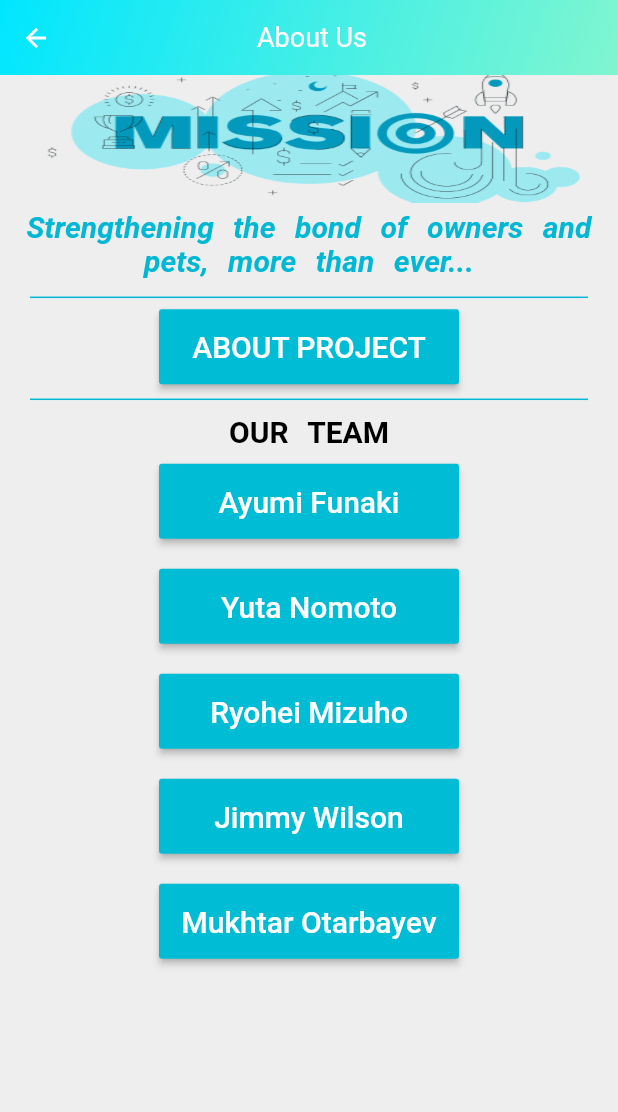
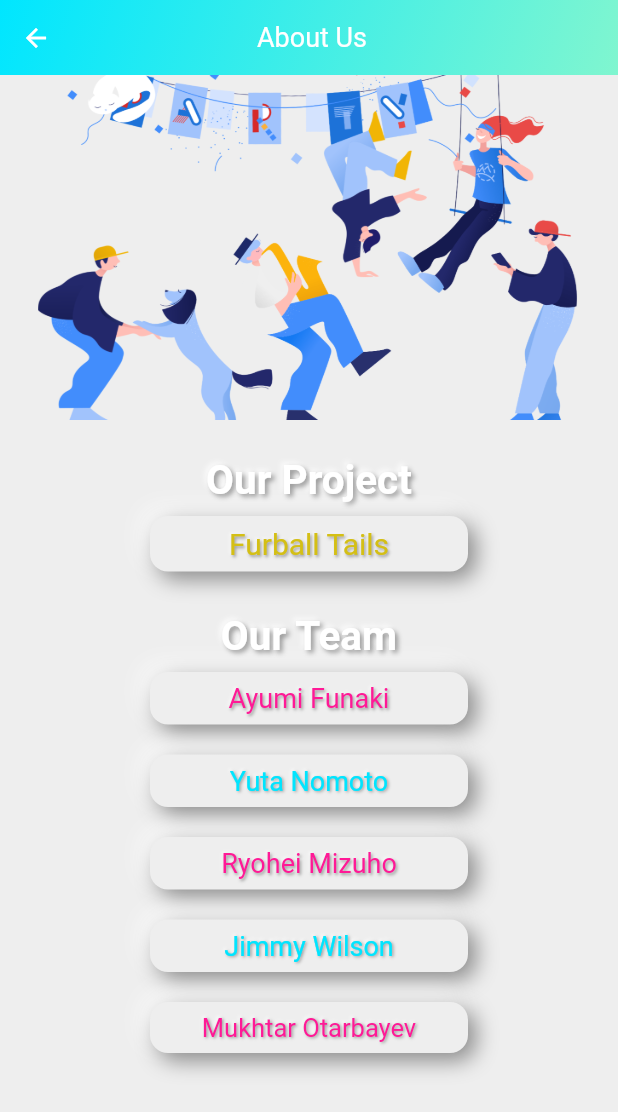
Before and after one commit to Furball-Tales/furball-tales, a Flutter app: the Profile screen opened directly, after a tap on "About Us", on a phone screen of 412 x 824 dp. Shown: the top 1112 px of the screen. Run offline on Flutter 3.47's test engine with Material 2 defaults, Android fonts, the phone set to English and light mode, and no system bars; drawn by our look-alikes of flutter_neumorphic; our stand-ins replace firebase_auth, firebase_database, firebase_storage, flutter_datetime_picker, google_sign_in, image_picker and 2 more; accounts and stored records are empty; network calls fail.

Commit message:
completed about page

```diff
--- a/furballTalesApp/lib/frontend_settings.dart
+++ b/furballTalesApp/lib/frontend_settings.dart
@@ -1,3 +1,6 @@
+import 'package:flutter/material.dart';
+import 'package:flutter_neumorphic/flutter_neumorphic.dart';
+
 class NeumorphicCardSettings {
   //Color Settings
   static int accentBlue = 0xff00E5FF;
@@ -22,3 +25,48 @@ class NeumorphicButtonSettings {
   static double buttonDepth = 10;
   static double buttonSurfaceIntensity = 0.0;
 }
+
+class BuildButton {
+  Widget buildButton({
+    String text,
+    int color,
+    VoidCallback onClick,
+    double bottom = 27.0,
+    double fontSize = 20,
+  }) {
+    return NeumorphicButton(
+      margin: EdgeInsets.only(bottom: bottom),
+      padding: EdgeInsets.symmetric(
+        vertical: 7,
+        horizontal: 24,
+      ),
+      style: NeumorphicStyle(
+          boxShape: NeumorphicBoxShape.roundRect(
+            BorderRadius.circular(12),
+          ),
+          border: NeumorphicBorder(
+            isEnabled: false,
+            width: 0.1,
+          ),
+          shape: NeumorphicShape.convex,
+          depth: NeumorphicButtonSettings.buttonDepth,
+          intensity: NeumorphicButtonSettings.buttonIntensity,
+          surfaceIntensity: NeumorphicButtonSettings.buttonSurfaceIntensity,
+          color: Color(NeumorphicCardSettings.baseColor)),
+      child: Center(
+        child: NeumorphicText(
+          text,
+          style: NeumorphicStyle(
+            depth: 2, //customize depth here
+            color: Color(color), //customize color here
+          ),
+          textStyle: NeumorphicTextStyle(
+            fontSize: fontSize, //customize size here
+            // AND others usual text style properties (fontFamily, fontWeight, ...)
+          ),
+        ),
+      ),
+      onPressed: onClick,
+    );
+  }
+}
--- a/furballTalesApp/lib/profile/about.dart
+++ b/furballTalesApp/lib/profile/about.dart
@@ -3,8 +3,31 @@ import 'package:furballTalesApp/profile/project_details.dart';
 import 'team.dart';
 import '../app_bar.dart';
 import '../frontend_settings.dart';
+import 'package:flutter_neumorphic/flutter_neumorphic.dart';
 
 var baseColor = NeumorphicCardSettings.baseColor;
+var accentBlue = NeumorphicCardSettings.accentBlue;
+var accentPink = NeumorphicCardSettings.accentPink;
+var accentYellow = NeumorphicCardSettings.accentYellow;
+var accentGold = NeumorphicCardSettings.accentGold;
+
+void main() => runApp(MyApp());
+
+class MyApp extends StatelessWidget {
+  // This widget is the root of your application.
+  @override
+  Widget build(BuildContext context) {
+    return NeumorphicApp(
+      debugShowCheckedModeBanner: false,
+      themeMode: ThemeMode.light,
+      title: 'Flutter Neumorphic',
+      home: About(),
+    );
+  }
+}
+
+_buildButton({String text, int color, VoidCallback onClick}) =>
+    BuildButton().buildButton;
 
 class About extends StatelessWidget {
   @override
@@ -14,172 +37,143 @@ class About extends StatelessWidget {
         "About Us",
         true,
       ),
-      // appBar: AppBar(
-      //   title: Text(
-      //     'About FurBallTales',
-      //     style: TextStyle(
-      //         fontWeight: FontWeight.bold, letterSpacing: 1.5, fontSize: 25),
-      //   ),
-      //   centerTitle: true,
-      //   backgroundColor: Colors.cyanAccent[400],
-      //   leading: GestureDetector(
-      //       onTap: () {
-      //         Navigator.pop(context);
-      //       },
-      //       child: Icon(
-      //         Icons.arrow_back,
-      //       )),
-      // ),
       backgroundColor: Color(baseColor),
-      body: ListView(
-        //padding: const EdgeInsets.all(1),
+      body: NeumorphicTheme(
+        child: Column(
           children: <Widget>[
-          Container(
-            height: 85,
-            width: 30,
+            Padding(
+              padding: const EdgeInsets.only(left: 25, right: 25, bottom: 24),
+              child: Container(
+                height: 230,
                 decoration: BoxDecoration(
                   image: DecorationImage(
-                image: AssetImage('assets/mission.png'),
-                fit: BoxFit.fill,
+                    image: AssetImage('assets/about_us.png'),
+                    fit: BoxFit.fitWidth,
                   ),
-              // shape: BoxShape.circle,
+                ),
               ),
             ),
             Center(
-              heightFactor: 1.2,
-              child: Text(
-                'Strengthening the bond of owners and pets, more than ever...',
-                textAlign: TextAlign.center,
-                style: TextStyle(
-                  fontSize: 20.0,
-                  fontStyle: FontStyle.italic,
-                  fontWeight: FontWeight.bold,
-                  color: Colors.cyanAccent[700],
-                  wordSpacing: 8,
+              child: Padding(
+                padding: const EdgeInsets.only(
+                  right: 100,
+                  left: 100,
                 ),
-              )),
-          Divider(
-            color: Colors.cyanAccent[700],
-            thickness: 1,
-            indent: 20,
-            endIndent: 20,
+                child: Column(
+                  children: [
+                    Padding(
+                      padding: const EdgeInsets.only(bottom: 8.0),
+                      child: NeumorphicText(
+                        "Our Project",
+                        style: NeumorphicStyle(
+                          depth: 4, //customize depth here
+                          color: Colors.white, //customize color here
+                        ),
+                        textStyle: NeumorphicTextStyle(
+                            fontSize: 27,
+                            fontWeight: FontWeight.bold //customize size here
+                            // AND others usual text style properties (fontFamily, fontWeight, ...)
+                            ),
+                      ),
+                    ),
+                    _buildButton()(
+                      text: "Furball Tails",
+                      color: accentGold,
+                      onClick: () {
+                        Navigator.of(context)
+                            .push(MaterialPageRoute(builder: (context) {
+                          return ProjectDet();
+                        }));
+                      },
+                    ),
+                  ],
+                ),
+              ),
             ),
             Center(
-              child: Container(
-                  width: 200.0,
-                  height: 50.0,
-                  child: RaisedButton(
-                    child: Text('About Project'.toUpperCase(),
-                        style: TextStyle(fontSize: 20.0)),
-                    onPressed: () {
-                      Navigator.push(
-                          context,
-                          MaterialPageRoute(
-                              builder: (context) => ProjectDet()));
-                    },
-                    color: Colors.cyan,
-                    textColor: Colors.white,
-                    splashColor: Colors.grey,
-                    padding: EdgeInsets.fromLTRB(10, 10, 10, 10),
-                  ))),
-          Divider(
-            height: 20,
-            color: Colors.cyanAccent[700],
-            thickness: 1,
-            indent: 20,
-            endIndent: 20,
+              child: Padding(
+                padding: const EdgeInsets.only(
+                  right: 100,
+                  left: 100,
                 ),
-          Center(
-              child: Column(children: <Widget>[
-            Text(
-              'Our Team'.toUpperCase(),
-              textAlign: TextAlign.center,
-              style: TextStyle(
-                fontSize: 20.0,
-                fontWeight: FontWeight.bold,
-                color: Colors.black,
-                wordSpacing: 8,
+                child: Column(
+                  children: <Widget>[
+                    Padding(
+                      padding: const EdgeInsets.only(bottom: 8.0),
+                      child: NeumorphicText(
+                        "Our Team",
+                        style: NeumorphicStyle(
+                          depth: 4, //customize depth here
+                          color: Colors.white, //customize color here
+                        ),
+                        textStyle: NeumorphicTextStyle(
+                            fontSize: 27,
+                            fontWeight: FontWeight.bold //customize size here
+                            // AND others usual text style properties (fontFamily, fontWeight, ...)
                             ),
                       ),
-            Container(
-                margin: EdgeInsets.all(10),
-                width: 200.0,
-                height: 50.0,
-                child: RaisedButton(
-                  child: Text('Ayumi Funaki', style: TextStyle(fontSize: 20.0)),
-                  onPressed: () {
-                    Navigator.push(context,
-                        MaterialPageRoute(builder: (context) => Ayumi()));
+                    ),
+                    _buildButton()(
+                        text: "Ayumi Funaki",
+                        color: accentPink,
+                        onClick: () {
+                          Navigator.of(context)
+                              .push(MaterialPageRoute(builder: (context) {
+                            return Ayumi();
+                          }));
                         },
-                  color: Colors.cyan,
-                  textColor: Colors.white,
-                  splashColor: Colors.grey,
-                  padding: EdgeInsets.fromLTRB(5, 5, 5, 5),
-                )),
-            Container(
-                margin: EdgeInsets.all(10),
-                width: 200.0,
-                height: 50.0,
-                child: RaisedButton(
-                  child: Text('Yuta Nomoto', style: TextStyle(fontSize: 20.0)),
-                  onPressed: () {
-                    Navigator.push(context,
-                        MaterialPageRoute(builder: (context) => Yuta()));
+                        bottom: 20.0,
+                        fontSize: 18.0),
+                    _buildButton()(
+                        text: "Yuta Nomoto",
+                        color: accentBlue,
+                        onClick: () {
+                          Navigator.of(context)
+                              .push(MaterialPageRoute(builder: (context) {
+                            return Yuta();
+                          }));
                         },
-                  color: Colors.cyan,
-                  textColor: Colors.white,
-                  splashColor: Colors.grey,
-                  padding: EdgeInsets.fromLTRB(10, 10, 10, 10),
-                )),
-            Container(
-                margin: EdgeInsets.all(10),
-                width: 200.0,
-                height: 50.0,
-                child: RaisedButton(
-                  child:
-                      Text('Ryohei Mizuho', style: TextStyle(fontSize: 20.0)),
-                  onPressed: () {
-                    Navigator.push(context,
-                        MaterialPageRoute(builder: (context) => Ryohei()));
+                        bottom: 20.0,
+                        fontSize: 18.0),
+                    _buildButton()(
+                        text: "Ryohei Mizuho",
+                        color: accentPink,
+                        onClick: () {
+                          Navigator.of(context)
+                              .push(MaterialPageRoute(builder: (context) {
+                            return Ryohei();
+                          }));
                         },
-                  color: Colors.cyan,
-                  textColor: Colors.white,
-                  splashColor: Colors.grey,
-                  padding: EdgeInsets.fromLTRB(10, 10, 10, 10),
-                )),
-            Container(
-                margin: EdgeInsets.all(10),
-                width: 200.0,
-                height: 50.0,
-                child: RaisedButton(
-                  child: Text('Jimmy Wilson', style: TextStyle(fontSize: 20.0)),
-                  onPressed: () {
-                    Navigator.push(context,
-                        MaterialPageRoute(builder: (context) => Jimmy()));
+                        bottom: 20.0,
+                        fontSize: 18.0),
+                    _buildButton()(
+                        text: "Jimmy Wilson",
+                        color: accentBlue,
+                        onClick: () {
+                          Navigator.of(context)
+                              .push(MaterialPageRoute(builder: (context) {
+                            return Jimmy();
+                          }));
                         },
-                  color: Colors.cyan,
-                  textColor: Colors.white,
-                  splashColor: Colors.grey,
-                  padding: EdgeInsets.fromLTRB(10, 10, 10, 10),
-                )),
-            Container(
-                margin: EdgeInsets.all(10),
-                width: 200.0,
-                height: 50.0,
-                child: RaisedButton(
-                  child: Text('Mukhtar Otarbayev',
-                      style: TextStyle(fontSize: 20.0)),
-                  onPressed: () {
-                    Navigator.push(context,
-                        MaterialPageRoute(builder: (context) => Mukhtar()));
+                        bottom: 20.0,
+                        fontSize: 18.0),
+                    _buildButton()(
+                        text: "Mukhtar Otarbayev",
+                        color: accentPink,
+                        onClick: () {
+                          Navigator.of(context)
+                              .push(MaterialPageRoute(builder: (context) {
+                            return Mukhtar();
+                          }));
                         },
-                  color: Colors.cyan,
-                  textColor: Colors.white,
-                  splashColor: Colors.grey,
-                  padding: EdgeInsets.fromLTRB(10, 10, 10, 10),
-                )),
-          ]))
+                        bottom: 20.0,
+                        fontSize: 17.0),
                   ],
+                ),
+              ),
+            ),
+          ],
+        ),
       ),
     );
   }
--- a/furballTalesApp/lib/profile/profile.dart
+++ b/furballTalesApp/lib/profile/profile.dart
@@ -20,6 +20,9 @@ var buttonIntensity = NeumorphicButtonSettings.buttonIntensity;
 var buttonDepth = NeumorphicButtonSettings.buttonDepth;
 var buttonSurfaceIntensity = NeumorphicButtonSettings.buttonSurfaceIntensity;
 
+_buildButton({String text, int color, VoidCallback onClick}) =>
+    BuildButton().buildButton;
+
 void main() => runApp(MyApp());
 
 class MyApp extends StatelessWidget {
@@ -36,46 +39,6 @@ class MyApp extends StatelessWidget {
 }
 
 class Profile extends StatelessWidget {
-  // var accentBlue = 0xff00E5FF;
-  // var accentPink = 0xffFF1996;
-  // var accentGold = 0xffD4BF15;
-
-  Widget _buildButton({String text, int color, VoidCallback onClick}) {
-    return NeumorphicButton(
-      margin: EdgeInsets.only(bottom: 27),
-      padding: EdgeInsets.symmetric(
-        vertical: 7,
-        horizontal: 24,
-      ),
-      style: NeumorphicStyle(
-          boxShape: NeumorphicBoxShape.roundRect(
-            BorderRadius.circular(12),
-          ),
-          border: NeumorphicBorder(
-            isEnabled: false,
-            width: 0.1,
-          ),
-          shape: NeumorphicShape.convex,
-          depth: buttonDepth,
-          intensity: buttonIntensity,
-          surfaceIntensity: buttonSurfaceIntensity,
-          color: Color(baseColor)),
-      child: Center(
-        child: NeumorphicText(
-          text,
-          style: NeumorphicStyle(
-            depth: 2, //customize depth here
-            color: Color(color), //customize color here
-          ),
-          textStyle: NeumorphicTextStyle(fontSize: 20 //customize size here
-              // AND others usual text style properties (fontFamily, fontWeight, ...)
-              ),
-        ),
-      ),
-      onPressed: onClick,
-    );
-  }
-
   @override
   Widget build(BuildContext context) {
     return Scaffold(
@@ -153,7 +116,7 @@ class Profile extends StatelessWidget {
                     ),
                     child: Column(
                       children: [
-                        _buildButton(
+                        _buildButton()(
                           text: "About Us",
                           color: accentBlue,
                           onClick: () {
@@ -163,7 +126,7 @@ class Profile extends StatelessWidget {
                             }));
                           },
                         ),
-                        _buildButton(
+                        _buildButton()(
                           text: "Donation",
                           color: accentGold,
                           onClick: () {
@@ -173,7 +136,7 @@ class Profile extends StatelessWidget {
                             }));
                           },
                         ),
-                        _buildButton(
+                        _buildButton()(
                           text: "Logout",
                           color: accentPink,
                           onClick: () {
```
Also changed, not shown: furballTalesApp/lib/Dashboard/grid_dashboard.dart (+0 -8 lines), furballTalesApp/assets/about_us.png (added), furballTalesApp/assets/mission_ship.png (added). Lines whose indentation alone changed are shown as unchanged.
